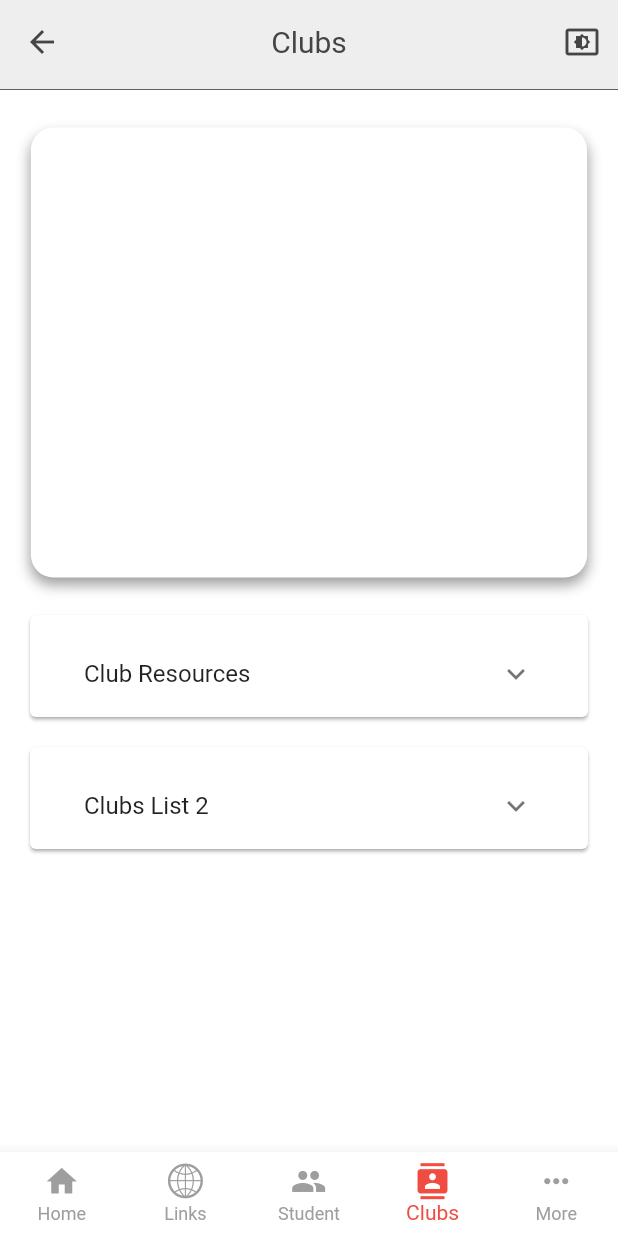
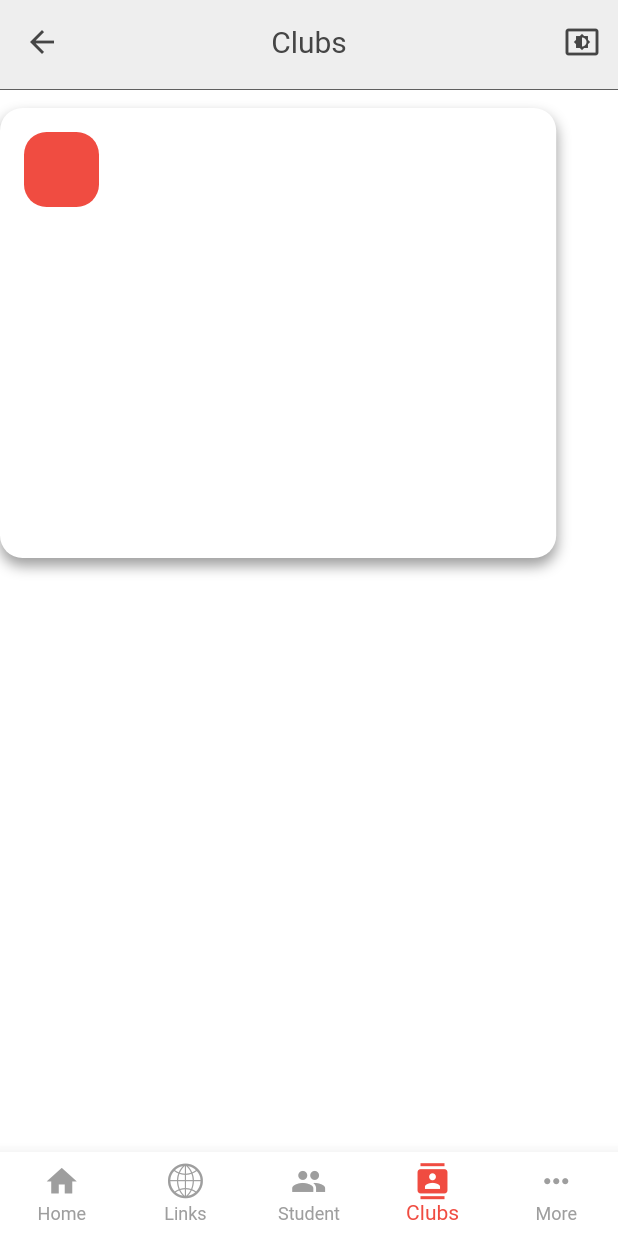
Before and after one commit to uhsmssschoolApp/WolfPackApp, a Flutter app: the clubs screen opened by its route, on a phone screen of 412 x 824 dp. Run offline on Flutter 3.47's test engine with Material 2 defaults, Android fonts, the light colour scheme and no system bars; our stand-ins replace shared_preferences, webview_flutter; accounts and stored records are empty; Roboto replaces fonts that are missing (SFBold).

Commit message:
will continue

```diff
--- a/testflutter/lib/pages/clubs.dart
+++ b/testflutter/lib/pages/clubs.dart
@@ -1,15 +1,15 @@
-import 'dart:html';
+// import 'dart:html';
 
 import 'package:flutter/material.dart';
 import 'package:flutter/rendering.dart';
 import 'package:testflutter/nav.dart';
 import '../constants/consts.dart';
-import 'package:url_launcher/url_launcher.dart';
-import 'package:testflutter/constants/icons.dart';
+// import 'package:url_launcher/url_launcher.dart';
+// import 'package:testflutter/constants/icons.dart';
 
 //firestore packages
 
-import 'package:cloud_firestore/cloud_firestore.dart';
+// import 'package:cloud_firestore/cloud_firestore.dart';
 
 import '../appbar.dart';
 
@@ -22,8 +22,8 @@ class clubs extends StatefulWidget {
 }
 
 class _clubsState extends State<clubs> {
-  final Stream<QuerySnapshot> dates =
-      FirebaseFirestore.instance.collection('dates').snapshots();
+  // final Stream<QuerySnapshot> dates =
+  //     FirebaseFirestore.instance.collection('dates').snapshots();
 
   @override
   Widget build(BuildContext context) {
@@ -34,18 +34,33 @@ class _clubsState extends State<clubs> {
       appBar: mainAppBar("Clubs"),
       body: SingleChildScrollView(
         child: Column(
-            crossAxisAlignment: CrossAxisAlignment.start,
+          // crossAxisAlignment: CrossAxisAlignment.start,
           children: <Widget>[
+            SingleChildScrollView(
+              controller: ScrollController(),
+              child: Row(children: [
+                Container(
+                  margin: const EdgeInsets.only(top: 12.0),
+                  child: Column(
+                    children: [
                       Row(
                         children: [
-                  Expanded(
-                    flex: 1,
-                    child: Container(
-                      margin: const EdgeInsets.only(left: 20.0, right: 20.0),
-                      height: 350,
-                      child: Center(
-                        child: Container(
-                          alignment: Alignment.topCenter,
+                          Container(
+                            margin: EdgeInsets.only(
+                                left: 16.0, right: 16.0, top: 16.0),
+                            alignment: Alignment.center,
+                            height: 50,
+                            width: 50,
+                            decoration: BoxDecoration(
+                              color: maroon,
+                              borderRadius: homeCorners,
+                            ),
+                          )
+                        ],
+                      ),
+                    ],
+                  ),
+                  alignment: Alignment.topRight,
                   height: 300,
                   width: screenWidth * 0.9,
                   decoration: BoxDecoration(
@@ -58,64 +73,63 @@ class _clubsState extends State<clubs> {
                           offset: Offset(0, 5))
                     ],
                   ),
-                          child: Container(
-                            padding: EdgeInsets.only(top: 16.0),
-                            child: StreamBuilder<QuerySnapshot>(
-                                stream: dates,
-                                builder: (BuildContext context,
-                                    AsyncSnapshot<QuerySnapshot> snapshot) {
-                                  if (snapshot.hasError) {
-                                    return Text('Something went wrong.');
-                                  }
-                                  if (snapshot.connectionState ==
-                                      ConnectionState.waiting) {
-                                    return Text('Loading');
-                                  }
-                                  final data = snapshot.requireData;
+                  // child: Container(
+                  //   padding: EdgeInsets.only(top: 16.0),
+                  //   child: StreamBuilder<QuerySnapshot>(
+                  //       stream: dates,
+                  //       builder: (BuildContext context,
+                  //           AsyncSnapshot<QuerySnapshot> snapshot) {
+                  //         if (snapshot.hasError) {
+                  //           return Text('Something went wrong.');
+                  //         }
+                  //         if (snapshot.connectionState ==
+                  //             ConnectionState.waiting) {
+                  //           return Text('Loading');
+                  //         }
+                  //         final data = snapshot.requireData;
 
-                                  return ListView.builder(
-                                      itemCount: data.size,
-                                      itemBuilder: (context, index) {
-                                        return Text(
-                                            data.docs[index]['announcements']);
-                                      });
-                                }),
+                  //         return ListView.builder(
+                  //             itemCount: data.size,
+                  //             itemBuilder: (context, index) {
+                  //               return Text(
+                  //                   data.docs[index]['announcements']);
+                  //             });
+                  //       }),
+                  // ),
                 ),
+              ]),
             ),
-                      ),
-                    ),
-                  )
+
+            // const Card(
+            //   margin: EdgeInsets.only(left: 20.0, right: 20.0),
+            //   child: Padding(
+            //     padding: EdgeInsets.only(top: 10, left: 20.0, right: 20.0),
+            //     child: ExpansionTile(
+            //       title: Text('Club Resources'),
+            //       children: <Widget>[
+            //         Text('How to Start a Club'),
+            //         Text('List of teacher advisors'),
+            //         Text('Pictures of dorian'),
+            //       ],
+            //     ),
+            //   ),
+            // ),
+            // const Card(
+            //   margin: EdgeInsets.only(left: 20.0, right: 20.0, top: 20),
+            //   child: Padding(
+            //     padding: EdgeInsets.only(top: 10, left: 20.0, right: 20.0),
+            //     child: ExpansionTile(
+            //       title: Text('Clubs List 2'),
+            //       children: <Widget>[
+            //         Text('Club 1'),
+            //         Text('Club 2'),
+            //         Text('Club '),
+            //       ],
+            //     ),
+            //   ),
+            // )
           ],
         ),
-              Card(
-                margin: EdgeInsets.only(left: 20.0, right: 20.0),
-                child: Padding(
-                  padding: EdgeInsets.only(top: 10, left: 20.0, right: 20.0),
-                  child: ExpansionTile(
-                    title: Text('Club Resources'),
-                    children: <Widget>[
-                      Text('How to Start a Club'),
-                      Text('List of teacher advisors'),
-                      Text('Pictures of dorian'),
-                    ],
-                  ),
-                ),
-              ),
-              Card(
-                margin: EdgeInsets.only(left: 20.0, right: 20.0, top: 20),
-                child: Padding(
-                  padding: EdgeInsets.only(top: 10, left: 20.0, right: 20.0),
-                  child: ExpansionTile(
-                    title: Text('Clubs List 2'),
-                    children: <Widget>[
-                      Text('Club 1'),
-                      Text('Club 2'),
-                      Text('Club '),
-                    ],
-                  ),
-                ),
-              )
-            ]),
       ),
     );
   }
--- a/testflutter/lib/pages/home.dart
+++ b/testflutter/lib/pages/home.dart
@@ -95,6 +95,7 @@ class _HomeState extends State<home> {
                             alignment: Alignment.topLeft,
                             child: Text(
                               greetingMessage(minutesTime),
+                              // ignore: prefer_const_constructors
                               style: TextStyle(
                                 fontSize: 30.0,
                                 // color: const Color(0xFF404040),
--- a/testflutter/pubspec.yaml
+++ b/testflutter/pubspec.yaml
@@ -37,7 +37,7 @@ dependencies:
   # connectivity: ^3.0.6
 
   flutter_switch: ^0.3.2
-  firebase_database: ^7.1.1
+  # firebase_database: ^7.1.1
   shared_preferences: ^2.0.6
   provider: ^5.0.0
 
```
Also changed, not shown: testflutter/pubspec.lock. Lines whose indentation alone changed are shown as unchanged.
